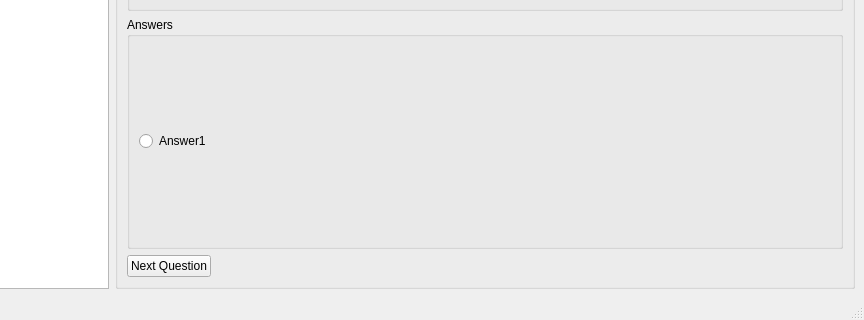
Old version of the form GUI/MainWindow.ui in the repository bronya2057/ExpertSystemPyLab; both pictures show x 156 to 1020 and y 280 to 600 of the 1020 by 600 pixel window.
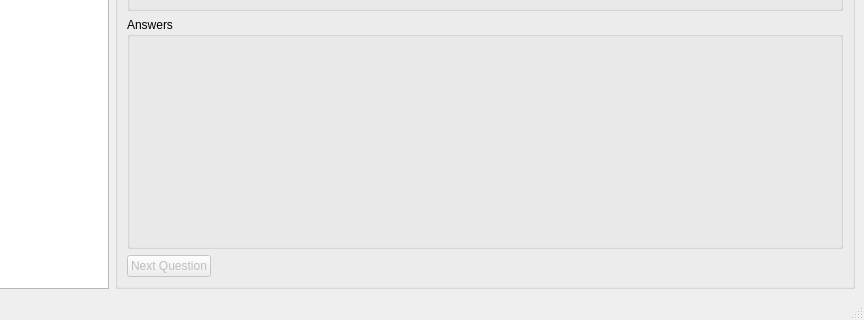
New version of the form.

What changed in the file:
```diff
--- a/GUI/MainWindow.ui
+++ b/GUI/MainWindow.ui
@@ -48,19 +48,14 @@
          <property name="title">
           <string>Answers</string>
          </property>
-         <layout class="QVBoxLayout" name="verticalLayout_3">
-          <item>
-           <widget class="QRadioButton" name="radioButtonTEMP">
-            <property name="text">
-             <string>Answer1</string>
-            </property>
-           </widget>
-          </item>
-         </layout>
+         <layout class="QVBoxLayout" name="verticalLayout_3"/>
         </widget>
        </item>
        <item>
         <widget class="QPushButton" name="pBNextQuestion">
+         <property name="enabled">
+          <bool>false</bool>
+         </property>
          <property name="sizePolicy">
           <sizepolicy hsizetype="Fixed" vsizetype="Fixed">
            <horstretch>0</horstretch>
```
